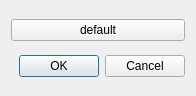
Above: Qt/lib2/web/webattributedialog/src/ui/webattributedialog.ui from RinatB2017/mega_GIT before the change. Below: the same form after it.
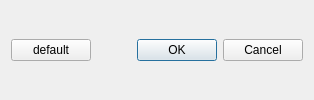
That is the form after the change.

What changed in the file:
```diff
--- a/Qt/lib2/web/webattributedialog/src/ui/webattributedialog.ui
+++ b/Qt/lib2/web/webattributedialog/src/ui/webattributedialog.ui
@@ -2,16 +2,13 @@
 <ui version="4.0">
  <class>WebAttributeDialog</class>
  <widget class="QDialog" name="WebAttributeDialog">
-  <property name="geometry">
-   <rect>
-    <x>0</x>
-    <y>0</y>
-    <width>196</width>
-    <height>96</height>
-   </rect>
-  </property>
   <layout class="QVBoxLayout" name="verticalLayout">
    <item>
+    <layout class="QGridLayout" name="grid"/>
+   </item>
+   <item>
+    <layout class="QHBoxLayout" name="horizontalLayout">
+     <item>
     <widget class="QPushButton" name="btn_default">
      <property name="text">
       <string>default</string>
@@ -19,14 +16,32 @@
     </widget>
    </item>
    <item>
-    <layout class="QGridLayout" name="grid"/>
+      <spacer name="horizontalSpacer">
+       <property name="orientation">
+        <enum>Qt::Horizontal</enum>
+       </property>
+       <property name="sizeHint" stdset="0">
+        <size>
+         <width>40</width>
+         <height>20</height>
+        </size>
+       </property>
+      </spacer>
    </item>
    <item>
     <widget class="QDialogButtonBox" name="buttonBox">
+       <property name="sizePolicy">
+        <sizepolicy hsizetype="Fixed" vsizetype="Fixed">
+         <horstretch>0</horstretch>
+         <verstretch>0</verstretch>
+        </sizepolicy>
+       </property>
      <property name="standardButtons">
       <set>QDialogButtonBox::Cancel|QDialogButtonBox::Ok</set>
      </property>
     </widget>
+     </item>
+    </layout>
    </item>
   </layout>
  </widget>
```
Lines whose indentation alone changed are shown as unchanged.
